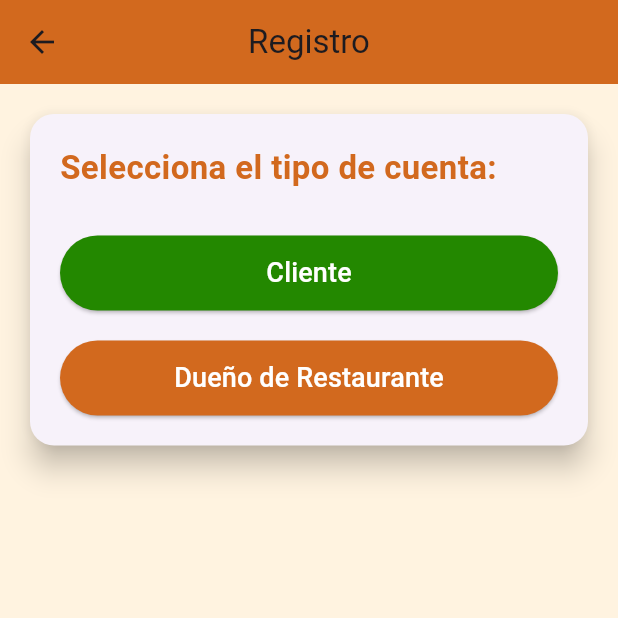
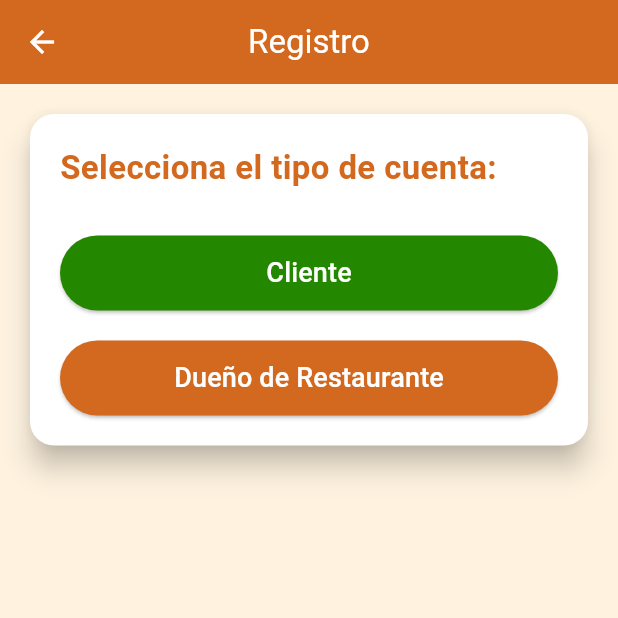
Before and after one commit to ArturoMD7/fast_order, a Flutter app: the screen it shows after launch, after a tap on "Iniciar Sesión", after a tap on "¿No tienes cuenta? Regístrate", on a phone screen of 412 x 824 dp, the top half of it. Run offline on Flutter 3.47's test engine with Material 3 defaults, Android fonts, the light colour scheme and no system bars; our stand-ins replace fl_chart, flutter_dotenv, qr_flutter, supabase_flutter; missing offline and left inert: mobile_scanner; accounts and stored records are empty.

Commit message:
Navbar updated

```diff
--- a/lib/main.dart
+++ b/lib/main.dart
@@ -49,6 +49,18 @@ void main() async {
   );
 }
 
+final ColorScheme customColorScheme = const ColorScheme(
+  brightness: Brightness.light,
+  primary: Color(0xFFd84315),         // Deep orange (principal / botones)
+  onPrimary: Colors.white,            // Texto sobre color primario
+  secondary: Color(0xFF8bc34a),       // Green (acento / acciones secundarias)
+  onSecondary: Colors.white,
+  surface: Color(0xFFFFFFFF),         // Fondo de tarjetas
+  onSurface: Color(0xFF2e2e2e),
+  error: Color(0xFFd32f2f),           // Rojo error
+  onError: Colors.white,
+);
+
 class MyApp extends StatelessWidget {
   const MyApp({super.key});
 
@@ -57,9 +69,26 @@ class MyApp extends StatelessWidget {
     return MaterialApp(
       debugShowCheckedModeBanner: false,
       title: 'Restaurant App',
-      theme: ThemeData(
-        primarySwatch: Colors.blue,
+      theme: ThemeData.from(
+        colorScheme: customColorScheme,
+        textTheme: const TextTheme(),
+      ).copyWith(
+        appBarTheme: AppBarTheme(
+          backgroundColor: customColorScheme.primary,
+          foregroundColor: customColorScheme.onPrimary,
+        ),
+        floatingActionButtonTheme: FloatingActionButtonThemeData(
+          backgroundColor: customColorScheme.secondary,
+          foregroundColor: customColorScheme.onSecondary,
+        ),
+        elevatedButtonTheme: ElevatedButtonThemeData(
+          style: ElevatedButton.styleFrom(
+            backgroundColor: customColorScheme.primary,
+            foregroundColor: customColorScheme.onPrimary,
+          ),
+        ),
       ),
+
       initialRoute: '/login',
       routes: {
         '/register': (context) => const RegisterScreen(),
--- a/lib/screens/client/client_layout.dart
+++ b/lib/screens/client/client_layout.dart
@@ -72,10 +72,6 @@ class _ClientLayoutState extends State<ClientLayout> {
   @override
   Widget build(BuildContext context) {
     return Scaffold(
-      appBar: AppBar(
-        title: const Text('Cliente'),
-        automaticallyImplyLeading: false,
-      ),
       body: widget.child,
       bottomNavigationBar: ClientNavBar(
         currentIndex: _currentIndex,
--- a/lib/widgets/common/client_navbar.dart
+++ b/lib/widgets/common/client_navbar.dart
@@ -15,9 +15,9 @@ class ClientNavBar extends StatelessWidget {
     return BottomNavigationBar(
       currentIndex: currentIndex,
       onTap: onTap,
-      items: const [
+      items: [
         BottomNavigationBarItem(
-          icon: Icon(Icons.restaurant),
+          icon: Icon(Icons.restaurant, color: Colors.amber,),
           label: 'Restaurantes',
         ),
         BottomNavigationBarItem(
```
Also changed, not shown: lib/screens/admin/restaurant_stats_screen.dart (+17 -0 lines), lib/screens/auth/login_screen.dart (+112 -35 lines), lib/screens/auth/register_screen.dart (+52 -37 lines), 1 other file.
